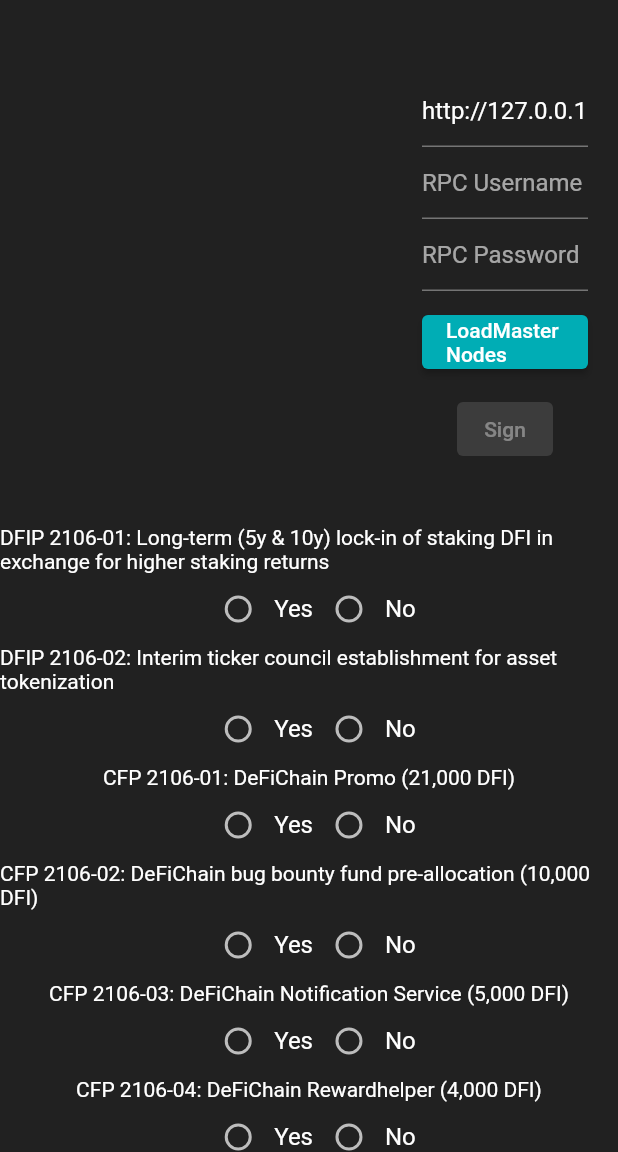
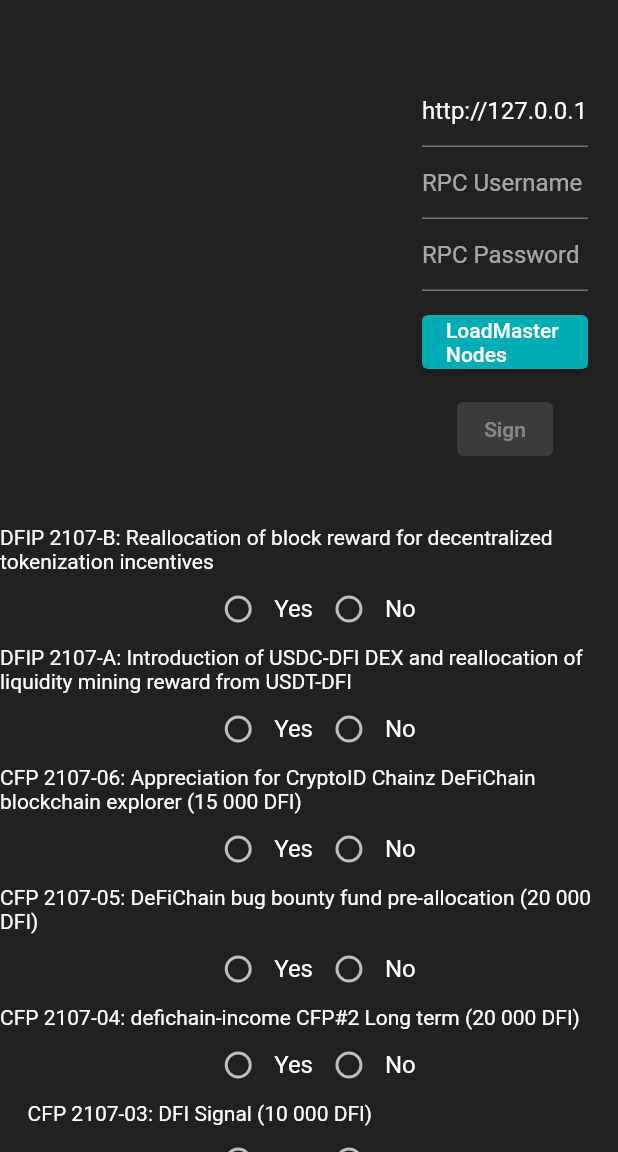
Before and after one commit to saiive/defimnsigner, a Flutter app: the screen it shows after launch, on a phone screen of 412 x 824 dp, the part 84-1236 px from its top. Run offline on Flutter 3.47's test engine with Material 2 defaults, Android fonts, the phone set to English and light mode, and no system bars; Roboto replaces fonts that are missing (Helvetica, Arial, sans-serif).

Commit message:
update signer for 2107 voting round

```diff
--- a/lib/main.dart
+++ b/lib/main.dart
@@ -202,22 +202,45 @@ class _MyHomePageState extends State<MyHomePage> {
 
   var dfips = [
     new Proposal(
-        id: 'dfip-2106-01',
-        title: 'DFIP 2106-01: Long-term (5y & 10y) lock-in of staking DFI in exchange for higher staking returns',
-        github: 'https://github.com/DeFiCh/dfips/issues/39',
+        id: 'dfip-2107-b',
+        title: 'DFIP 2107-B: Reallocation of block reward for decentralized tokenization incentives',
+        github: 'https://github.com/DeFiCh/dfips/issues/50',
         type: 'DFIP'),
     new Proposal(
-        id: 'dfip-2106-02', title: 'DFIP 2106-02: Interim ticker council establishment for asset tokenization', github: 'https://github.com/DeFiCh/dfips/issues/41', type: 'DFIP'),
-    new Proposal(id: 'cfp-2106-01', title: 'CFP 2106-01: DeFiChain Promo (21,000 DFI)', github: 'https://github.com/DeFiCh/dfips/issues/28', type: 'CFP'),
-    new Proposal(id: 'cfp-2106-02', title: 'CFP 2106-02: DeFiChain bug bounty fund pre-allocation (10,000 DFI)', github: 'https://github.com/DeFiCh/dfips/issues/30', type: 'CFP'),
-    new Proposal(id: 'cfp-2106-03', title: 'CFP 2106-03: DeFiChain Notification Service (5,000 DFI)', github: 'https://github.com/DeFiCh/dfips/issues/32', type: 'CFP'),
-    new Proposal(id: 'cfp-2106-04', title: 'CFP 2106-04: DeFiChain Rewardhelper (4,000 DFI)', github: 'https://github.com/DeFiCh/dfips/issues/33', type: 'CFP'),
-    new Proposal(id: 'cfp-2106-05', title: 'CFP 2106-05: DeFiChain Masternode Monitor (7,500 DFI)', github: 'https://github.com/DeFiCh/dfips/issues/34', type: 'CFP'),
-    new Proposal(id: 'cfp-2106-06', title: 'CFP 2106-06: DeFiChain News Team (12,000 DFI)', github: 'https://github.com/DeFiCh/dfips/issues/35', type: 'CFP'),
-    new Proposal(id: 'cfp-2106-07', title: 'CFP 2106-07: mydefichain Masternode Service (50,000 DFI)', github: 'https://github.com/DeFiCh/dfips/issues/36', type: 'CFP'),
-    new Proposal(id: 'cfp-2106-08', title: 'CFP 2106-08: The "DefiNode" for more decentralization (8,800 DFI)', github: 'https://github.com/DeFiCh/dfips/issues/37', type: 'CFP'),
-    new Proposal(id: 'cfp-2106-09', title: 'CFP 2106-09: Liquidity Mining Calculator (987 DFI)', github: 'https://github.com/DeFiCh/dfips/issues/38', type: 'CFP'),
-    new Proposal(id: 'cfp-2106-10', title: 'CFP 2106-10: DeFiChain Fiat Exchange (150,000 DFI)', github: 'https://github.com/DeFiCh/dfips/issues/40', type: 'CFP'),
+        id: 'dfip-2107-a',
+        title: 'DFIP 2107-A: Introduction of USDC-DFI DEX and reallocation of liquidity mining reward from USDT-DFI',
+        github: 'https://github.com/DeFiCh/dfips/issues/49',
+        type: 'DFIP'),
+    new Proposal(
+        id: 'cfp-2107-06',
+        title: 'CFP 2107-06: Appreciation for CryptoID Chainz DeFiChain blockchain explorer (15 000 DFI)',
+        github: 'https://github.com/DeFiCh/dfips/issues/48',
+        type: 'CFP'),
+    new Proposal(
+        id: 'cfp-2107-05',
+        title: 'CFP 2107-05: DeFiChain bug bounty fund pre-allocation (20 000 DFI)           ',
+        github: 'https://github.com/DeFiCh/dfips/issues/47',
+        type: 'CFP'),
+    new Proposal(
+        id: 'cfp-2107-04',
+        title: 'CFP 2107-04: defichain-income CFP#2 Long term (20 000 DFI)                   ',
+        github: 'https://github.com/DeFiCh/dfips/issues/46',
+        type: 'CFP'),
+    new Proposal(
+        id: 'cfp-2107-03',
+        title: 'CFP 2107-03: DFI Signal (10 000 DFI)                                          ',
+        github: 'https://github.com/DeFiCh/dfips/issues/45',
+        type: 'CFP'),
+    new Proposal(
+        id: 'cfp-2107-02',
+        title: 'CFP 2107-02: Payment New DefiChain Foundation (21 000 DFI)                     ',
+        github: 'https://github.com/DeFiCh/dfips/issues/44',
+        type: 'CFP'),
+    new Proposal(
+        id: 'cfp-2107-01',
+        title: 'CFP 2107-01: saiive.live - DeFi Wallet - Light Wallet (40 000 DFI)            ',
+        github: 'https://github.com/DeFiCh/dfips/issues/43',
+        type: 'CFP')
   ];
 
   @override
--- a/pubspec.yaml
+++ b/pubspec.yaml
@@ -2,7 +2,7 @@ name: defimnsigner
 description: DefiChain Masternode Signer
 
 publish_to: 'none'
-version: 0.3.0
+version: 0.4.0
 
 environment:
   sdk: ">=2.7.0 <3.0.0"
```
